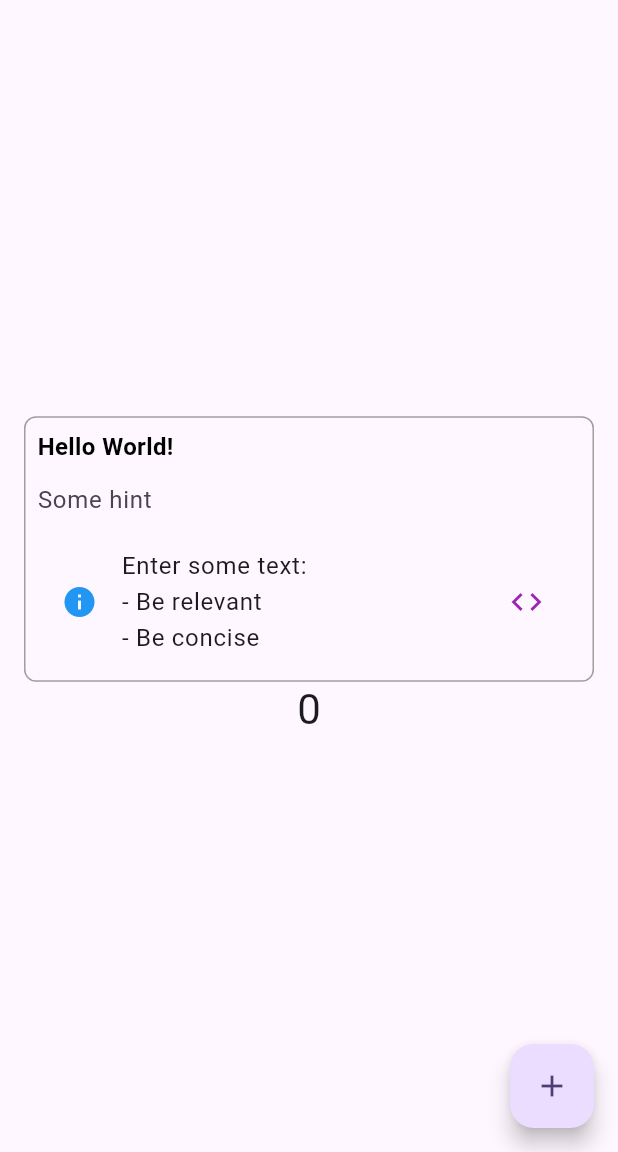
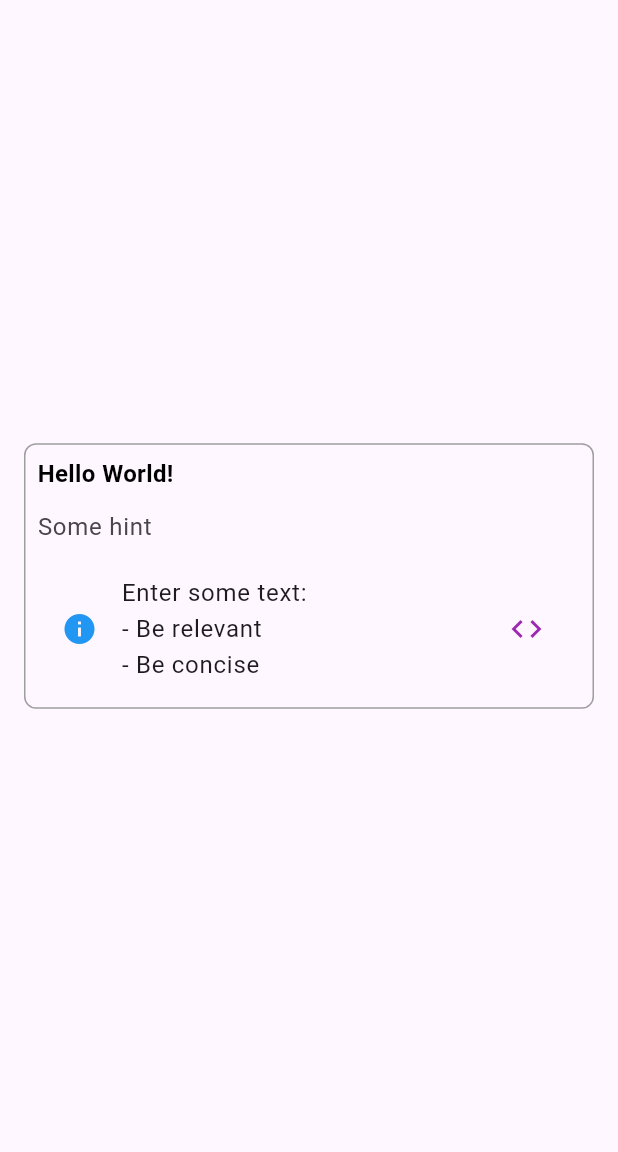
Before and after one commit to flarebyte/suricatta-sapiens, a Flutter app: the screen it shows after launch, on a phone screen of 412 x 824 dp, the part 84-1236 px from its top. Run offline on Flutter 3.47's test engine with Material 2 defaults, Android fonts, the phone set to English and light mode, and no system bars; generated files the repository leaves out were written again.

Commit message:
Removes the counter

```diff
--- a/apps/app4152964/lib/main.dart
+++ b/apps/app4152964/lib/main.dart
@@ -37,14 +37,7 @@ class MyHomePage extends StatefulWidget {
 }
 
 class _MyHomePageState extends State<MyHomePage> {
-  int _counter = 0;
   final myTextController = TextEditingController();
-
-  void _incrementCounter() {
-    setState(() {
-      _counter++;
-    });
-  }
 
   @override
   Widget build(BuildContext context) {
@@ -64,7 +57,8 @@ class _MyHomePageState extends State<MyHomePage> {
                 validator: (value) {
                   if (value == null || value.isEmpty) {
                     return [
-                      Message("Enter some text:\n- Be relevant\n- Be concise", Level.info, Category.syntax),
+                      Message("Enter some text:\n- Be relevant\n- Be concise",
+                          Level.info, Category.syntax),
                     ];
                   }
                   if (value.isNotEmpty && value.length < 5) {
@@ -82,17 +76,8 @@ class _MyHomePageState extends State<MyHomePage> {
                         Category.syntax)
                   ];
                 }),
-            Text(
-              '$_counter',
-              style: Theme.of(context).textTheme.headlineMedium,
-            ),
           ],
         ),
-      ),
-      floatingActionButton: FloatingActionButton(
-        onPressed: _incrementCounter,
-        tooltip: 'Increment',
-        child: const Icon(Icons.add),
       ),
     );
   }
```
